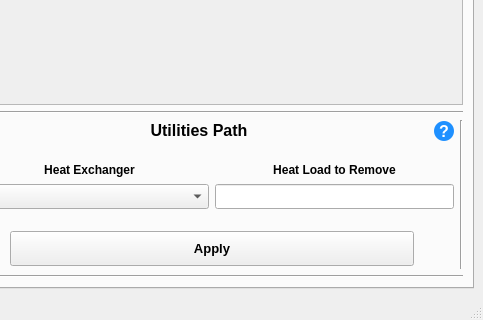
First picture: the form in interface/MPinch.ui, repository CarlosTadeuVassoler/MPinch, before the edit; both pictures show x 1057 to 1540 and y 430 to 750 of the 1540 by 750 pixel window.
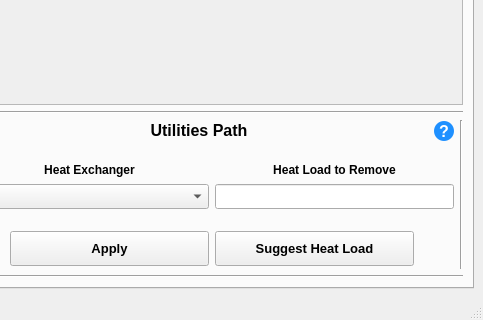
Second picture: the form after the edit. The open tabs and pages were chosen to show the change.

Diff of the .ui file:
```diff
--- a/interface/MPinch.ui
+++ b/interface/MPinch.ui
@@ -4969,6 +4969,27 @@
                   </property>
                  </widget>
                 </item>
+                <item>
+                 <widget class="QPushButton" name="sugerir_path">
+                  <property name="minimumSize">
+                   <size>
+                    <width>0</width>
+                    <height>35</height>
+                   </size>
+                  </property>
+                  <property name="font">
+                   <font>
+                    <family>Arial</family>
+                    <pointsize>10</pointsize>
+                    <weight>75</weight>
+                    <bold>true</bold>
+                   </font>
+                  </property>
+                  <property name="text">
+                   <string>Suggest Heat Load</string>
+                  </property>
+                 </widget>
+                </item>
                 <item>
                  <spacer name="horizontalSpacer_14">
                   <property name="orientation">
```
Left out of the diff: 2 changed lines with no effect on the pictures.
